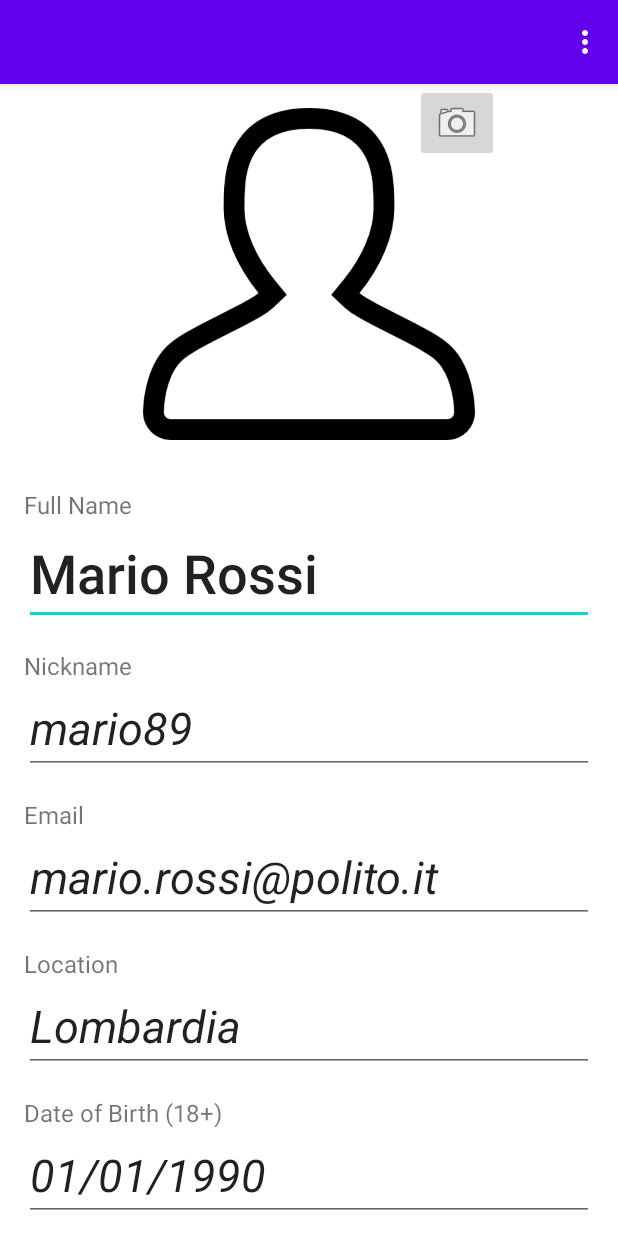
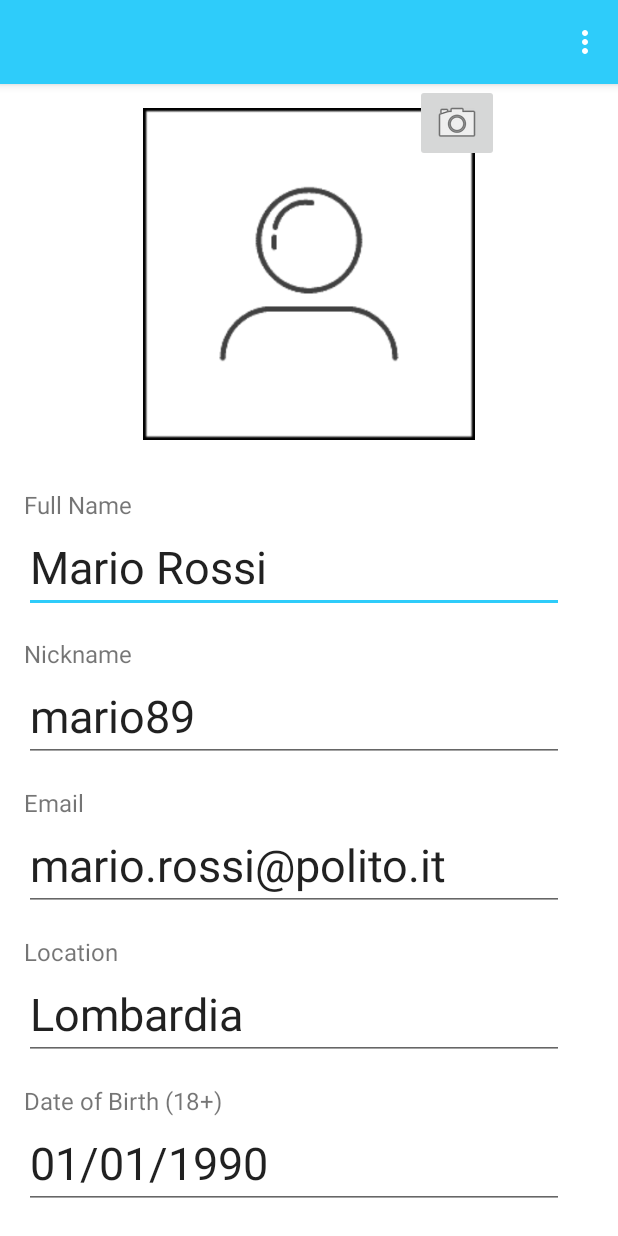
Before and after one commit to valparahiso/mad-car-pooling, an Android app: the screen it shows after launch (EditProfileActivity), after a tap on "edit", on a phone screen of 412 x 824 dp. Run offline under Robolectric (Android 15) with nearby library versions, the phone set to English and light mode, and no system bars.

Commit message:
Fix colors, margin edit, icon

```diff
--- a/app/src/main/java/it/polito/mad/mad_car_pooling/EditProfileActivity.kt
+++ b/app/src/main/java/it/polito/mad/mad_car_pooling/EditProfileActivity.kt
@@ -83,7 +83,7 @@ class EditProfileActivity : AppCompatActivity() {
             photoIV.setImageURI(file.toUri())
         }else{
             val options = BitmapFactory.Options()
-            options.inSampleSize = 3
+            options.inSampleSize = 2
             statusBitmap = BitmapFactory.decodeResource(resources, R.drawable.user_image, options)
             photoIV.setImageResource(R.drawable.user_image)
         }
--- a/app/src/main/res/layout/activity_edit_profile.xml
+++ b/app/src/main/res/layout/activity_edit_profile.xml
@@ -41,10 +41,6 @@
         android:id="@+id/scrollView"
         android:layout_width="match_parent"
         android:layout_height="0dp"
-        android:layout_marginStart="16dp"
-        android:layout_marginLeft="16dp"
-        android:layout_marginEnd="16dp"
-        android:layout_marginRight="16dp"
         android:fillViewport="false"
         android:orientation="vertical"
         app:layout_constraintBottom_toBottomOf="parent"
@@ -53,12 +49,18 @@
         app:layout_constraintStart_toStartOf="parent"
         app:layout_constraintTop_toBottomOf="@+id/edit_photo"
         app:layout_constraintVertical_bias="0.0"
+        android:layout_marginStart="16dp"
+        android:layout_marginLeft="16dp"
+        android:layout_marginEnd="16dp"
+        android:layout_marginRight="16dp"
         android:fadeScrollbars="false">
 
     <LinearLayout
         android:id="@+id/linearLayout0"
         android:layout_width="fill_parent"
         android:layout_height="fill_parent"
+        android:layout_marginEnd="20dp"
+        android:layout_marginRight="20dp"
         android:orientation="vertical">
 
         <TextView
@@ -72,10 +74,9 @@
             android:id="@+id/edit_fullName"
             android:layout_width="match_parent"
             android:layout_height="wrap_content"
-            android:fontFamily="sans-serif-medium"
             android:hint="Full Name"
             android:inputType="text"
-            android:textSize="36sp" />
+            android:textSize="30sp" />
 
         <TextView
             android:id="@+id/nickname_edit_title"
@@ -90,8 +91,7 @@
             android:layout_height="wrap_content"
             android:hint="NickName"
             android:inputType="text"
-            android:textSize="30sp"
-            android:textStyle="italic" />
+            android:textSize="30sp" />
 
         <TextView
             android:id="@+id/email_edit_title"
@@ -106,8 +106,7 @@
             android:layout_height="wrap_content"
             android:hint="email@address"
             android:inputType="textEmailAddress"
-            android:textSize="30sp"
-            android:textStyle="italic" />
+            android:textSize="30sp"/>
 
         <TextView
             android:id="@+id/location_edit_title"
@@ -122,8 +121,7 @@
             android:layout_height="wrap_content"
             android:hint="location"
             android:inputType="text"
-            android:textSize="30sp"
-            android:textStyle="italic" />
+            android:textSize="30sp"/>
 
         <TextView
             android:id="@+id/birthDate_edit_title"
@@ -137,8 +135,7 @@
             android:layout_width="match_parent"
             android:layout_height="wrap_content"
             android:inputType="date"
-            android:textSize="30sp"
-            android:textStyle="italic" />
+            android:textSize="30sp"/>
 
     </LinearLayout>
 
--- a/app/src/main/res/layout/activity_show_profile.xml
+++ b/app/src/main/res/layout/activity_show_profile.xml
@@ -27,10 +27,6 @@
         android:id="@+id/scrollView"
         android:layout_width="match_parent"
         android:layout_height="0dp"
-        android:layout_marginStart="16dp"
-        android:layout_marginLeft="16dp"
-        android:layout_marginEnd="16dp"
-        android:layout_marginRight="16dp"
         android:fillViewport="false"
         android:orientation="vertical"
         app:layout_constraintBottom_toBottomOf="parent"
@@ -39,6 +35,10 @@
         app:layout_constraintStart_toStartOf="parent"
         app:layout_constraintTop_toBottomOf="@+id/edit_photo"
         app:layout_constraintVertical_bias="0.0"
+        android:layout_marginStart="16dp"
+        android:layout_marginLeft="16dp"
+        android:layout_marginEnd="16dp"
+        android:layout_marginRight="16dp"
         android:fadeScrollbars="false">
 
         <LinearLayout
@@ -53,6 +53,7 @@
                 android:layout_height="wrap_content"
                 android:layout_marginTop="16dp"
                 android:text="Full Name"
+                android:textColor="@color/black"
                 android:textSize="16sp" />
             <TextView
                 android:id="@+id/fullName"
--- a/app/src/main/res/values/colors.xml
+++ b/app/src/main/res/values/colors.xml
@@ -7,4 +7,5 @@
     <color name="teal_700">#FF018786</color>
     <color name="black">#FF000000</color>
     <color name="white">#FFFFFFFF</color>
+    <color name="lightblue">#2ECCFA</color>
 </resources>
--- a/app/src/main/res/values/themes.xml
+++ b/app/src/main/res/values/themes.xml
@@ -2,12 +2,12 @@
     <!-- Base application theme. -->
     <style name="Theme.Madcarpooling" parent="Theme.MaterialComponents.DayNight.DarkActionBar">
         <!-- Primary brand color. -->
-        <item name="colorPrimary">@color/purple_500</item>
-        <item name="colorPrimaryVariant">@color/purple_700</item>
+        <item name="colorPrimary">@color/lightblue</item>
+        <item name="colorPrimaryVariant">@color/lightblue</item>
         <item name="colorOnPrimary">@color/white</item>
         <!-- Secondary brand color. -->
-        <item name="colorSecondary">@color/teal_200</item>
-        <item name="colorSecondaryVariant">@color/teal_700</item>
+        <item name="colorSecondary">@color/lightblue</item>
+        <item name="colorSecondaryVariant">@color/lightblue</item>
         <item name="colorOnSecondary">@color/black</item>
         <!-- Status bar color. -->
         <item name="android:statusBarColor" tools:targetApi="l">?attr/colorPrimaryVariant</item>
```
Also changed, not shown: app/src/main/res/drawable-mdpi/user_image.png, app/src/main/res/drawable/user_image.png (deleted).
